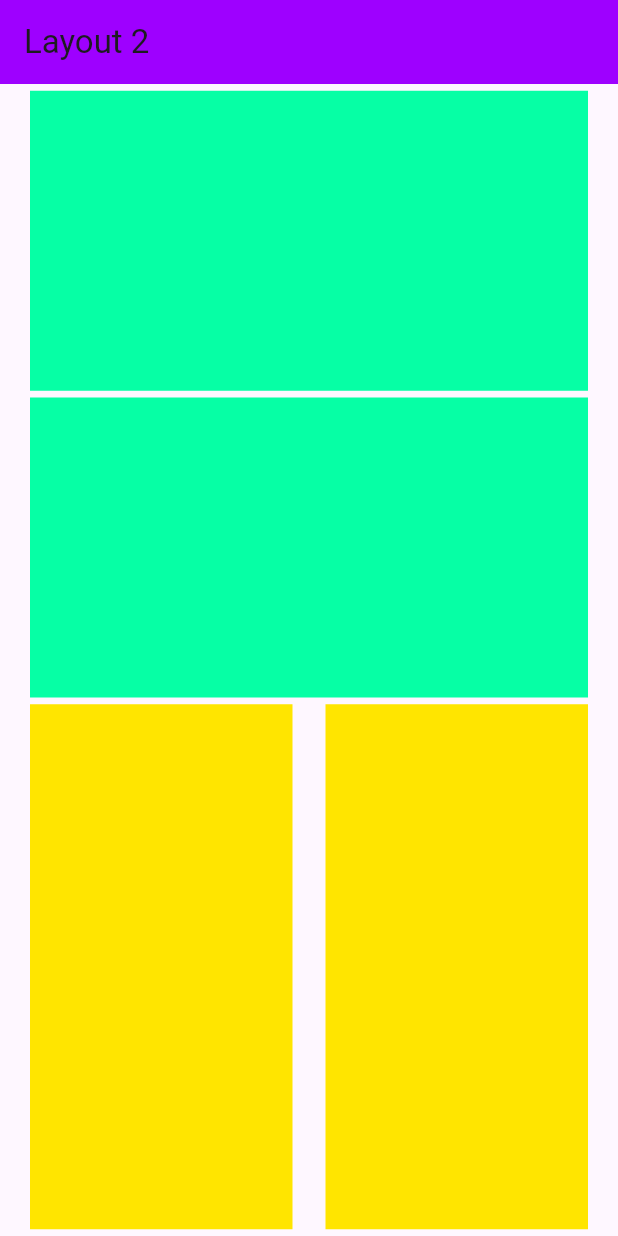
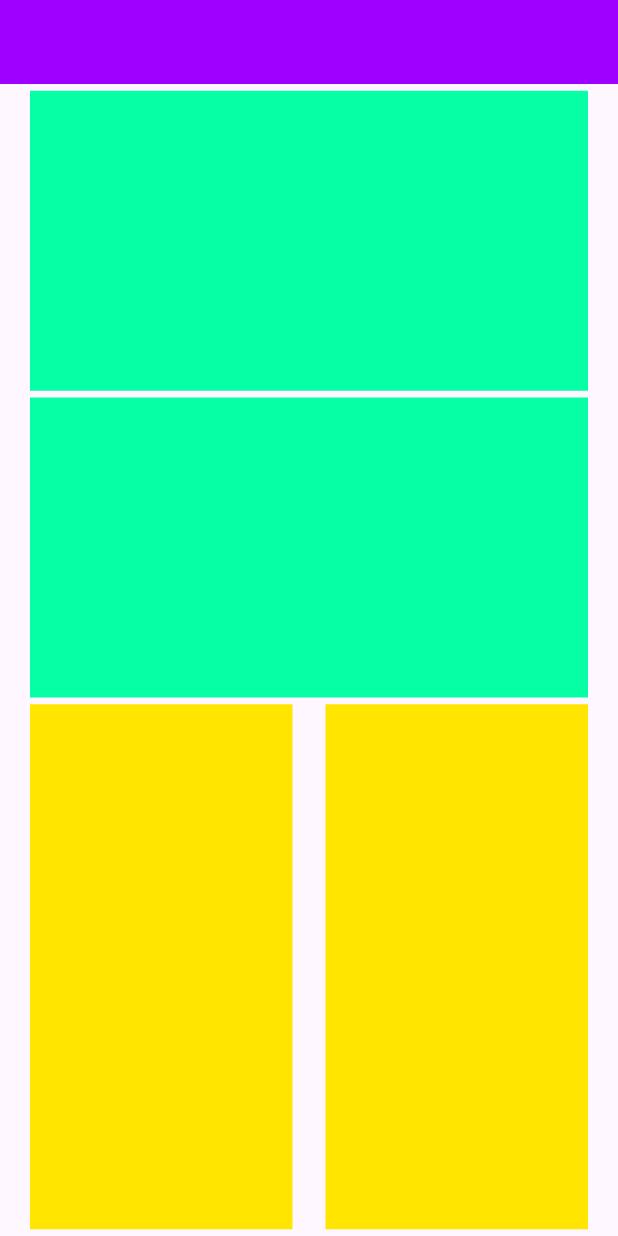
Before and after one commit to jayasanka99/layouts, a Flutter app: the screen it shows after launch, on a phone screen of 412 x 824 dp. Run offline on Flutter 3.47's test engine with Material 3 defaults, Android fonts, the phone set to English and light mode, and no system bars.

Commit message:
Remove app bar title

```diff
--- a/lib/main.dart
+++ b/lib/main.dart
@@ -14,7 +14,6 @@ class MyApp extends StatelessWidget {
       debugShowCheckedModeBanner: false,
       home: Scaffold(
         appBar: AppBar(
-          title: Text("Layout 2"),
           backgroundColor: const Color(0xff9E00FF)
         ),
         body:Padding(
```
